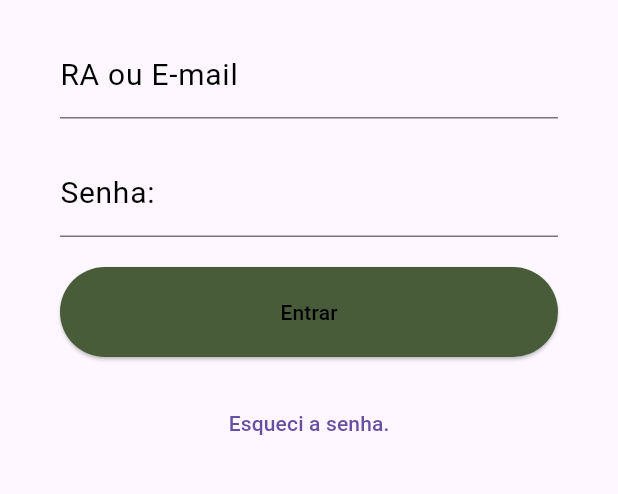
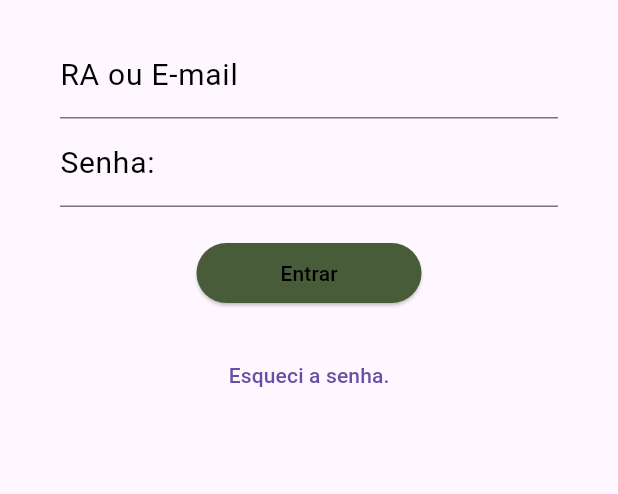
Before and after one commit to Jaorobert/AppFacul, a Flutter app: the screen it shows after launch, after a tap on "Coordenacao", on a phone screen of 412 x 824 dp, the part 366-860 px from its top. Run offline on Flutter 3.47's test engine with Material 3 defaults, Android fonts, the phone set to English and light mode, and no system bars.

```diff
--- a/lib/app_widget.dart
+++ b/lib/app_widget.dart
@@ -1,4 +1,4 @@
-import 'package:app_facul/home_page/home_page.dart';
+import 'package:app_facul/src/pages/home_page/home_page.dart';
 import 'package:flutter/material.dart';
 
 class AppWidget extends StatelessWidget {
--- a/lib/login_page/login.dart
+++ /dev/null
@@ -1,78 +0,0 @@
-import 'package:flutter/cupertino.dart';
-import 'package:flutter/material.dart';
-
-class LoginPage extends StatelessWidget {
-  const LoginPage({Key? key});
-
-  @override
-  Widget build(BuildContext context) {
-    return Scaffold(
-      appBar: AppBar(
-        title: const Text(''),
-      ),
-      body: Center(
-        child: Container(
-          padding: EdgeInsets.only(
-            top: 60,
-            left: 40,
-            right: 40,
-          ),
-          child: ListView(
-            children: [
-              SizedBox(
-                width: 128,
-                height: 128,
-                child: Image.asset('assets/imgs/logo-unicv.png'),
-              ),
-              SizedBox(height: 20),
-              TextFormField(
-                decoration: InputDecoration(
-                    labelText: "RA ou E-mail",
-                    labelStyle: TextStyle(
-                      color: Colors.black,
-                      fontWeight: FontWeight.w400,
-                      fontSize: 20,
-                    )),
-              ),
-              SizedBox(height: 20),
-              TextFormField(
-                decoration: InputDecoration(
-                    labelText: "Senha:",
-                    labelStyle: TextStyle(
-                      color: Colors.black,
-                      fontWeight: FontWeight.w400,
-                      fontSize: 20,
-                    )),
-              ),
-              SizedBox(height: 20),
-              ElevatedButton(
-                onPressed: () {
-                  Navigator.of(context).push(
-                    MaterialPageRoute(builder: (context) => LoginPage()),
-                  );
-                },
-                style: ButtonStyle(
-                  backgroundColor: MaterialStateProperty.all<Color>(
-                    Color.fromRGBO(72, 92, 57, 1),
-                  ),
-                  fixedSize: MaterialStateProperty.all<Size>(
-                    const Size(200, 60),
-                  ),
-                ),
-                child: const Text(
-                  "Entrar",
-                  style: TextStyle(color: Colors.black),
-                ),
-              ),
-              SizedBox(height: 20),
-              TextButton(
-                onPressed: () => (context),
-                child: const Text('Esqueci a senha.'),
-              )
-            ],
-          ),
-        ),
-      ),
-    );
-  }
-}
--- a/lib/main.dart
+++ b/lib/main.dart
@@ -4,5 +4,5 @@ import 'package:flutter/material.dart';
 import 'package:flutter/widgets.dart';
 
 main() {
-  runApp(AppWidget());
+  runApp(const AppWidget());
 }
--- a/lib/home_page/home_page.dart
+++ b/lib/src/pages/home_page/home_page.dart
@@ -1,6 +1,6 @@
 import 'dart:ui';
 
-import 'package:app_facul/login_page/Login.dart';
+import 'package:app_facul/src/pages/login_page/Login.dart';
 import 'package:flutter/cupertino.dart';
 import 'package:flutter/material.dart';
 import 'package:flutter/widgets.dart';
@@ -16,10 +16,11 @@ class HomePage extends StatelessWidget {
             fit: BoxFit.contain,
             opacity: 0.5),
       ),
+      child: Center(
           child: Column(
-        mainAxisAlignment: MainAxisAlignment.spaceEvenly,
+        mainAxisAlignment: MainAxisAlignment.center,
         children: [
-          const Text(
+          Text(
             "UniCV Recados",
             style: TextStyle(
                 fontWeight: FontWeight.bold,
@@ -27,20 +28,19 @@ class HomePage extends StatelessWidget {
                 color: Color.fromRGBO(72, 92, 57, 30),
                 decoration: TextDecoration.none),
           ),
-          SizedBox(
-            width: 100,
+          const SizedBox(
+            height: 200,
           ),
           Center(
               child: Container(
                   padding: const EdgeInsets.all(2),
-                  alignment: Alignment.bottomCenter,
-                  height: 500,
+                  alignment: Alignment.center,
+                  //height: 500,
                   child: Column(children: [
                     ElevatedButton(
                       onPressed: () {
                         Navigator.of(context).push(
-                            MaterialPageRoute(
-                                builder: (context) => LoginPage()),
+                          MaterialPageRoute(builder: (context) => LoginPage()),
                         );
                       },
                       style: ButtonStyle(
@@ -51,10 +51,11 @@ class HomePage extends StatelessWidget {
                           const Size(200, 60),
                         ),
                       ),
-                        child: Text(
+                      child: const Text(
                         "Aluno",
                         style: TextStyle(color: Colors.black),
-                        )),
+                      ),
+                    ),
                     const SizedBox(
                       height: 10,
                     ),
@@ -83,7 +84,8 @@ class HomePage extends StatelessWidget {
                     ElevatedButton(
                       onPressed: () {
                         Navigator.of(context).push(
-                          MaterialPageRoute(builder: (context) => LoginPage()),
+                          MaterialPageRoute(
+                              builder: (context) => const LoginPage()),
                         );
                       },
                       style: ButtonStyle(
@@ -101,7 +103,7 @@ class HomePage extends StatelessWidget {
                     ),
                   ])))
         ],
-      ),
+      )),
     ));
   }
 }
--- /dev/null
+++ b/lib/src/pages/login_page/login.dart
@@ -0,0 +1,115 @@
+import 'package:flutter/material.dart';
+import 'package:flutter/cupertino.dart';
+import 'package:flutter/widgets.dart';
+import 'package:app_facul/src/repositories/api_login.dart';
+
+class LoginPage extends StatefulWidget {
+  const LoginPage({super.key});
+
+  @override
+  State<StatefulWidget> createState() {
+    return LoginState();
+  }
+}
+
+class LoginState extends State<LoginPage> {
+  final form = GlobalKey<FormState>();
+  final controleEmail = TextEditingController();
+  final controleSenha = TextEditingController();
+
+  @override
+  Widget build(BuildContext context) {
+    return Scaffold(
+      appBar: AppBar(
+        title: const Text(''),
+      ),
+      body: Center(
+        child: Container(
+          padding: const EdgeInsets.only(
+            top: 60,
+            left: 40,
+            right: 40,
+          ),
+          child: ListView(
+            children: [
+              SizedBox(
+                width: 128,
+                height: 128,
+                child: Image.asset('assets/imgs/logo-unicv.png'),
+              ),
+              const SizedBox(height: 20),
+              Form(
+                  key: form,
+                  child: Column(children: [
+                    TextFormField(
+                        controller: controleEmail,
+                        decoration: const InputDecoration(
+                          labelText: "RA ou E-mail",
+                          labelStyle: TextStyle(
+                            color: Colors.black,
+                            fontWeight: FontWeight.w400,
+                            fontSize: 20,
+                          ),
+                        ),
+                        validator: (value) {
+                          if (value == null || value.isEmpty) {
+                            return 'Campo obrigatório';
+                          }
+                          return null;
+                        }),
+                    TextFormField(
+                      controller: controleSenha,
+                      decoration: const InputDecoration(
+                          labelText: "Senha:",
+                          labelStyle: TextStyle(
+                            color: Colors.black,
+                            fontWeight: FontWeight.w400,
+                            fontSize: 20,
+                          )),
+                      obscureText: true,
+                      validator: (value) {
+                        if (value == null || value.isEmpty) {
+                          return 'Campo obrigatório';
+                        }
+                        return null;
+                      },
+                    ),
+                    const SizedBox(height: 20),
+                    ElevatedButton(
+                      onPressed: () {
+                        if (!form.currentState!.validate()) {
+                          return;
+                        }
+
+                        form.currentState!.save();
+                        LoginRepository.enviarAluno({
+                          'email': controleEmail.text,
+                          'password': controleSenha.text,
+                        });
+                      },
+                      style: ButtonStyle(
+                        backgroundColor: MaterialStateProperty.all<Color>(
+                          Color.fromRGBO(72, 92, 57, 1),
+                        ),
+                        fixedSize: MaterialStateProperty.all<Size>(
+                          const Size(150, 35),
+                        ),
+                      ),
+                      child: const Text(
+                        "Entrar",
+                        style: TextStyle(color: Colors.black),
+                      ),
+                    )
+                  ])),
+              const SizedBox(height: 20),
+              TextButton(
+                onPressed: () => (context),
+                child: const Text('Esqueci a senha.'),
+              )
+            ],
+          ),
+        ),
+      ),
+    );
+  }
+}
--- a/pubspec.yaml
+++ b/pubspec.yaml
@@ -14,6 +14,7 @@ dependencies:
     sdk: flutter
 
   cupertino_icons: ^1.0.6
+  http: ^1.2.1
 
 dev_dependencies:
   flutter_test:
```
Also changed, not shown: lib/src/model/Aluno_model.dart (added, +15 -0 lines), lib/src/repositories/api_login.dart (added, +20 -0 lines), lib/components/navBar.dart (renamed from lib/navBar.dart), pubspec.lock. Lines whose indentation alone changed are shown as unchanged.
